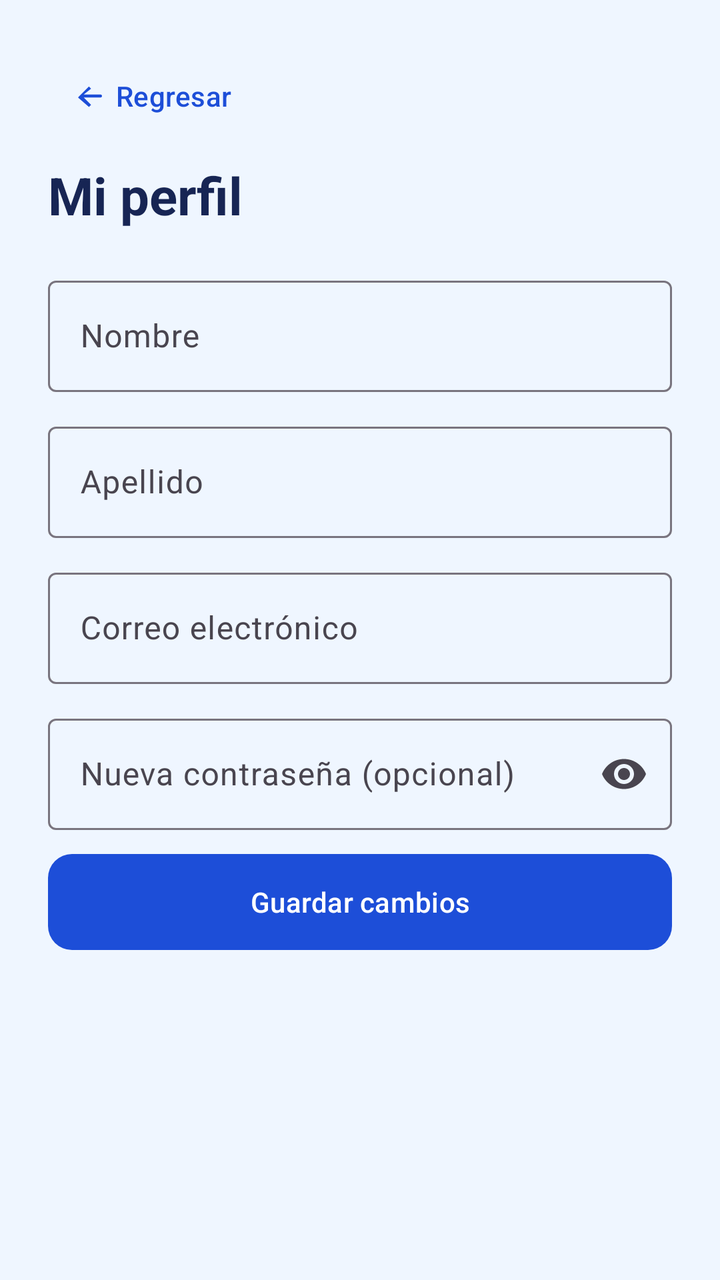
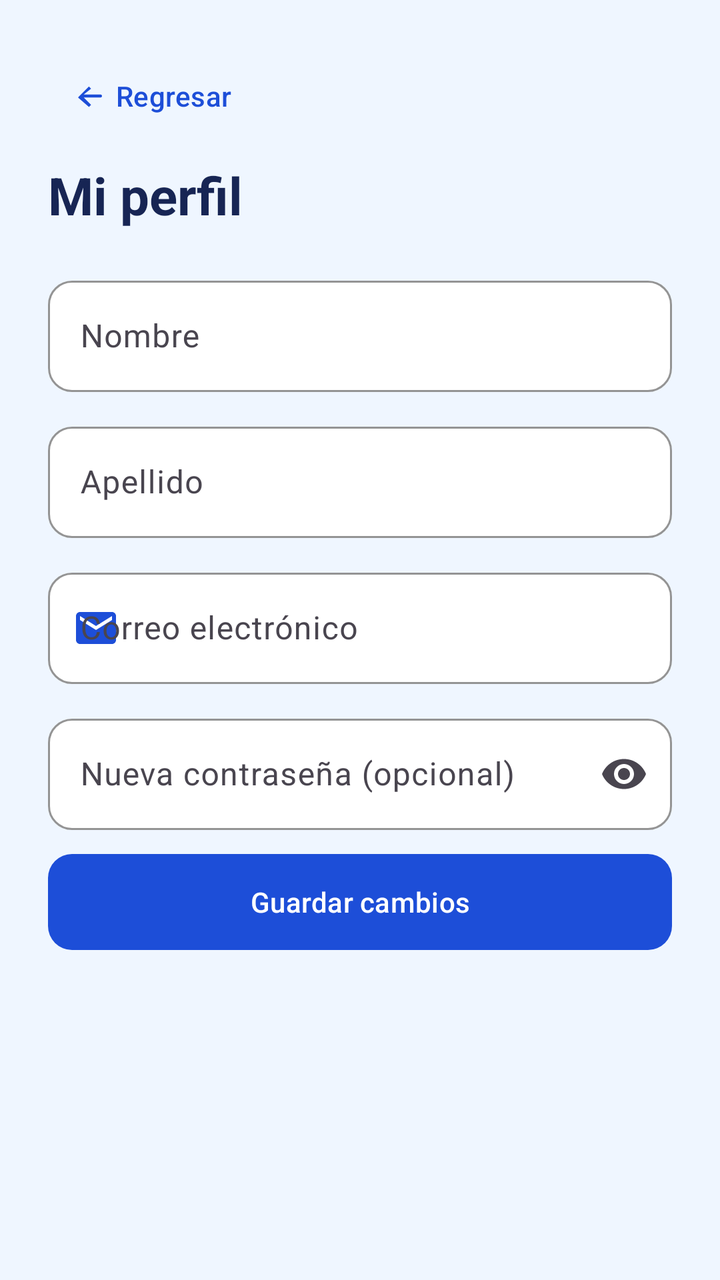

Before-and-after screenshots of an Android layout around one commit, followed by the original layout XML and the change that was made.
<!-- AndroidManifest.xml: application theme Theme.InchekyAndroid -->
<!-- res/layout/activity_profile.xml -->
<?xml version="1.0" encoding="utf-8"?>
<androidx.constraintlayout.widget.ConstraintLayout xmlns:android="http://schemas.android.com/apk/res/android"
    xmlns:app="http://schemas.android.com/apk/res-auto"
    android:id="@+id/profileRoot"
    android:layout_width="match_parent"
    android:layout_height="match_parent"
    android:background="@color/auth_background">

    <ScrollView
        android:layout_width="0dp"
        android:layout_height="0dp"
        android:fillViewport="true"
        app:layout_constraintBottom_toBottomOf="parent"
        app:layout_constraintEnd_toEndOf="parent"
        app:layout_constraintStart_toStartOf="parent"
        app:layout_constraintTop_toTopOf="parent">

        <LinearLayout
            android:layout_width="match_parent"
            android:layout_height="wrap_content"
            android:orientation="vertical"
            android:padding="24dp">

            <com.google.android.material.button.MaterialButton
                android:id="@+id/btnProfileBack"
                style="@style/Widget.Material3.Button.TextButton"
                android:layout_width="match_parent"
                android:layout_height="wrap_content"
                android:layout_marginBottom="8dp"
                android:contentDescription="@string/navigation_back"
                android:gravity="start|center_vertical"
                android:text="@string/navigation_back"
                android:textAllCaps="false"
                android:textColor="@color/auth_primary"
                app:icon="@drawable/ic_arrow_back"
                app:iconTint="@color/auth_primary" />

            <TextView
                android:layout_width="wrap_content"
                android:layout_height="wrap_content"
                android:layout_marginBottom="20dp"
                android:text="@string/home_profile"
                android:textColor="@color/auth_ink"
                android:textSize="26sp"
                android:textStyle="bold" />

            <com.google.android.material.textfield.TextInputLayout
                android:id="@+id/tilProfileName"
                android:layout_width="match_parent"
                android:layout_height="wrap_content"
                android:layout_marginBottom="12dp"
                android:hint="@string/register_name"
                app:boxBackgroundMode="outline">

                <com.google.android.material.textfield.TextInputEditText
                    android:id="@+id/etProfileName"
                    android:layout_width="match_parent"
                    android:layout_height="wrap_content"
                    android:inputType="textPersonName|textCapWords"
                    android:maxLength="255"
                    android:maxLines="1" />
            </com.google.android.material.textfield.TextInputLayout>

            <com.google.android.material.textfield.TextInputLayout
                android:id="@+id/tilProfileSurname"
                android:layout_width="match_parent"
                android:layout_height="wrap_content"
                android:layout_marginBottom="12dp"
                android:hint="@string/register_surname"
                app:boxBackgroundMode="outline">

                <com.google.android.material.textfield.TextInputEditText
                    android:id="@+id/etProfileSurname"
                    android:layout_width="match_parent"
                    android:layout_height="wrap_content"
                    android:inputType="textPersonName|textCapWords"
                    android:maxLength="255"
                    android:maxLines="1" />
            </com.google.android.material.textfield.TextInputLayout>

            <com.google.android.material.textfield.TextInputLayout
                android:id="@+id/tilProfileEmail"
                android:layout_width="match_parent"
                android:layout_height="wrap_content"
                android:layout_marginBottom="12dp"
                android:hint="@string/login_email"
                app:boxBackgroundMode="outline">

                <com.google.android.material.textfield.TextInputEditText
                    android:id="@+id/etProfileEmail"
                    android:layout_width="match_parent"
                    android:layout_height="wrap_content"
                    android:inputType="textEmailAddress"
                    android:maxLines="1" />
            </com.google.android.material.textfield.TextInputLayout>

            <com.google.android.material.textfield.TextInputLayout
                android:id="@+id/tilProfilePassword"
                android:layout_width="match_parent"
                android:layout_height="wrap_content"
                android:layout_marginBottom="8dp"
                android:hint="@string/profile_new_password"
                app:boxBackgroundMode="outline"
                app:endIconMode="password_toggle">

                <com.google.android.material.textfield.TextInputEditText
                    android:id="@+id/etProfilePassword"
                    android:layout_width="match_parent"
                    android:layout_height="wrap_content"
                    android:autofillHints="newPassword"
                    android:inputType="textPassword"
                    android:maxLength="20"
                    android:maxLines="1" />
            </com.google.android.material.textfield.TextInputLayout>

            <TextView
                android:id="@+id/tvProfileFeedback"
                android:layout_width="match_parent"
                android:layout_height="wrap_content"
                android:layout_marginBottom="12dp"
                android:visibility="gone" />

            <com.google.android.material.button.MaterialButton
                android:id="@+id/btnProfileSave"
                android:layout_width="match_parent"
                android:layout_height="56dp"
                android:text="@string/profile_save"
                android:textAllCaps="false"
                app:backgroundTint="@color/auth_primary"
                app:cornerRadius="12dp" />
        </LinearLayout>
    </ScrollView>
</androidx.constraintlayout.widget.ConstraintLayout>
<!-- resources referenced by this layout -->
<resources>
  <color name="auth_background">#EFF6FF</color>
  <color name="auth_ink">#172554</color>
  <color name="auth_primary">#1D4ED8</color>
  <!-- drawable ic_arrow_back (drawable) -->
  <vector xmlns:android="http://schemas.android.com/apk/res/android"
      android:width="24dp"
      android:height="24dp"
      android:viewportWidth="24"
      android:viewportHeight="24">
      <path
          android:fillColor="#000000"
          android:pathData="M20,12c0,0.55 -0.45,1 -1,1L7.83,13l4.88,4.88 -1.42,1.42L4,13l7.29,-7.29 1.42,1.42L7.83,11H19c0.55,0 1,0.45 1,1z" />
  </vector>
  <string name="home_profile">Mi perfil</string>
  <string name="login_email">Correo electrónico</string>
  <string name="navigation_back">Regresar</string>
  <string name="profile_new_password">Nueva contraseña (opcional)</string>
  <string name="profile_save">Guardar cambios</string>
  <string name="register_name">Nombre</string>
  <string name="register_surname">Apellido</string>
  <style name="Theme.InchekyAndroid" parent="Base.Theme.InchekyAndroid" />
  <style name="Base.Theme.InchekyAndroid" parent="Theme.Material3.DayNight.NoActionBar">
          
          
      </style>
</resources>

<!-- the commit's change to res/layout/activity_profile.xml (unified diff, before → after) -->
@@ -50,7 +50,8 @@
                 android:layout_height="wrap_content"
                 android:layout_marginBottom="12dp"
                 android:hint="@string/register_name"
-                app:boxBackgroundMode="outline">
+                app:boxBackgroundMode="outline"
+                app:boxStrokeColor="@color/input_stroke">
 
                 <com.google.android.material.textfield.TextInputEditText
                     android:id="@+id/etProfileName"
@@ -67,7 +68,8 @@
                 android:layout_height="wrap_content"
                 android:layout_marginBottom="12dp"
                 android:hint="@string/register_surname"
-                app:boxBackgroundMode="outline">
+                app:boxBackgroundMode="outline"
+                app:boxStrokeColor="@color/input_stroke">
 
                 <com.google.android.material.textfield.TextInputEditText
                     android:id="@+id/etProfileSurname"
@@ -84,7 +86,10 @@
                 android:layout_height="wrap_content"
                 android:layout_marginBottom="12dp"
                 android:hint="@string/login_email"
-                app:boxBackgroundMode="outline">
+                app:boxBackgroundMode="outline"
+                app:boxStrokeColor="@color/input_stroke"
+                app:startIconDrawable="@drawable/ic_email"
+                app:startIconTint="@color/auth_primary">
 
                 <com.google.android.material.textfield.TextInputEditText
                     android:id="@+id/etProfileEmail"
@@ -101,6 +106,7 @@
                 android:layout_marginBottom="8dp"
                 android:hint="@string/profile_new_password"
                 app:boxBackgroundMode="outline"
+                app:boxStrokeColor="@color/input_stroke"
                 app:endIconMode="password_toggle">
 
                 <com.google.android.material.textfield.TextInputEditText
<!-- resource entries referenced after the edit -->
@@ -13,6 +13,16 @@
           android:fillColor="#000000"
           android:pathData="M20,12c0,0.55 -0.45,1 -1,1L7.83,13l4.88,4.88 -1.42,1.42L4,13l7.29,-7.29 1.42,1.42L7.83,11H19c0.55,0 1,0.45 1,1z" />
   </vector>
+  <!-- drawable ic_email (drawable) -->
+  <vector xmlns:android="http://schemas.android.com/apk/res/android"
+      android:width="24dp"
+      android:height="24dp"
+      android:viewportWidth="24"
+      android:viewportHeight="24">
+      <path
+          android:fillColor="#000000"
+          android:pathData="M20,4H4c-1.1,0 -2,0.9 -2,2v12c0,1.1 0.9,2 2,2h16c1.1,0 2,-0.9 2,-2V6c0,-1.1 -0.9,-2 -2,-2M20,8l-8,5L4,8V6l8,5 8,-5z" />
+  </vector>
   <string name="home_profile">Mi perfil</string>
   <string name="login_email">Correo electrónico</string>
   <string name="navigation_back">Regresar</string>
@@ -22,8 +32,25 @@
   <string name="register_surname">Apellido</string>
   <style name="Theme.InchekyAndroid" parent="Base.Theme.InchekyAndroid" />
   <style name="Base.Theme.InchekyAndroid" parent="Theme.Material3.DayNight.NoActionBar">
-          
-          
+          <item name="colorPrimary">@color/auth_primary</item>
+          <item name="colorSecondary">@color/auth_secondary</item>
+          <item name="colorSurface">@color/white</item>
+          <item name="colorOnSurface">@color/auth_ink</item>
+          <item name="textInputStyle">@style/Widget.Incheky.TextInputLayout</item>
       </style>
+  <color name="auth_secondary">#2563EB</color>
+  <color name="white">#FFFFFFFF</color>
+  <style name="Widget.Incheky.TextInputLayout" parent="Widget.Material3.TextInputLayout.OutlinedBox">
+          <item name="boxBackgroundColor">@color/white</item>
+          <item name="boxStrokeColor">@color/input_stroke</item>
+          <item name="boxStrokeWidth">1dp</item>
+          <item name="boxStrokeWidthFocused">2dp</item>
+          <item name="boxCornerRadiusTopStart">12dp</item>
+          <item name="boxCornerRadiusTopEnd">12dp</item>
+          <item name="boxCornerRadiusBottomStart">12dp</item>
+          <item name="boxCornerRadiusBottomEnd">12dp</item>
+          <item name="hintTextColor">@color/auth_muted</item>
+      </style>
+  <color name="auth_muted">#64748B</color>
 </resources>
 
